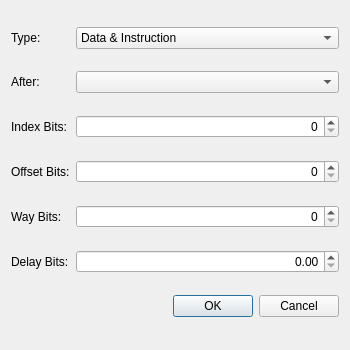
Above: rsc/ui/newcachedialog.ui from webrown/ISAwesome before the change. Below: the same form after it.
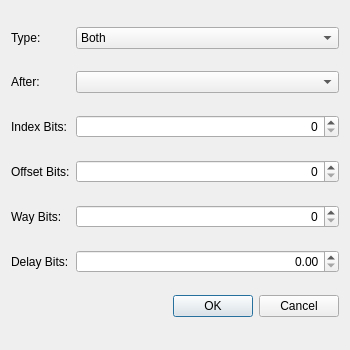
That is the form after the change.

The edit to the form file:
```diff
--- a/rsc/ui/newcachedialog.ui
+++ b/rsc/ui/newcachedialog.ui
@@ -66,7 +66,7 @@
     <widget class="QComboBox" name="typeBox">
      <item>
       <property name="text">
-       <string>Data &amp; Instruction</string>
+       <string>Both</string>
       </property>
      </item>
      <item>
```
